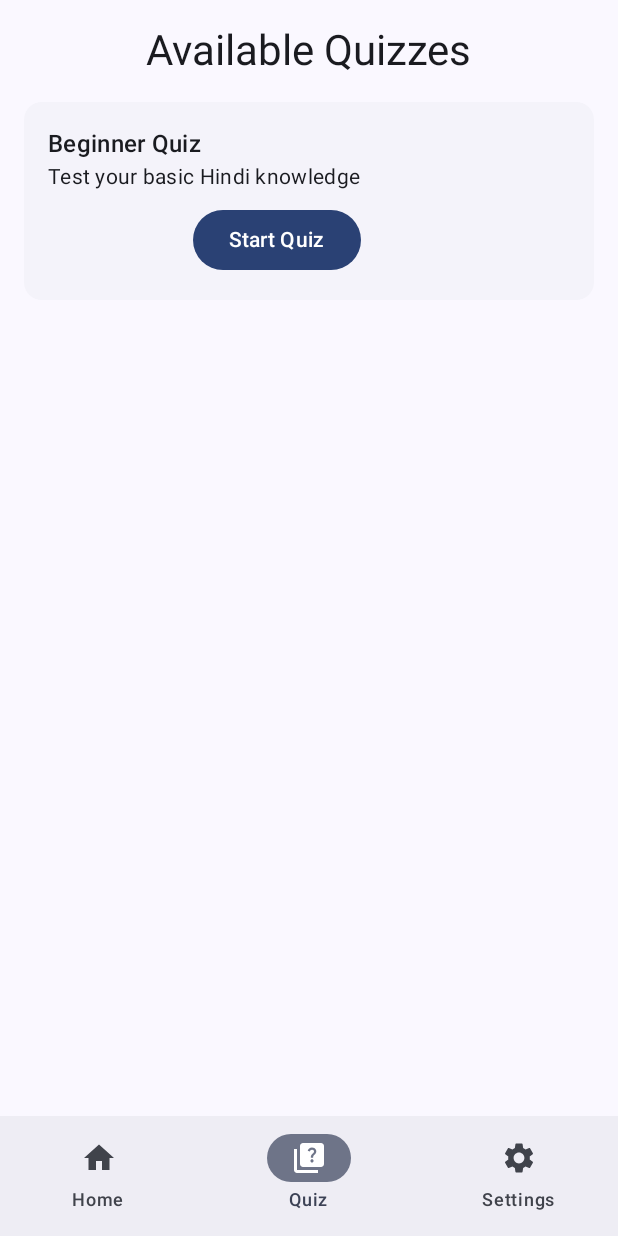
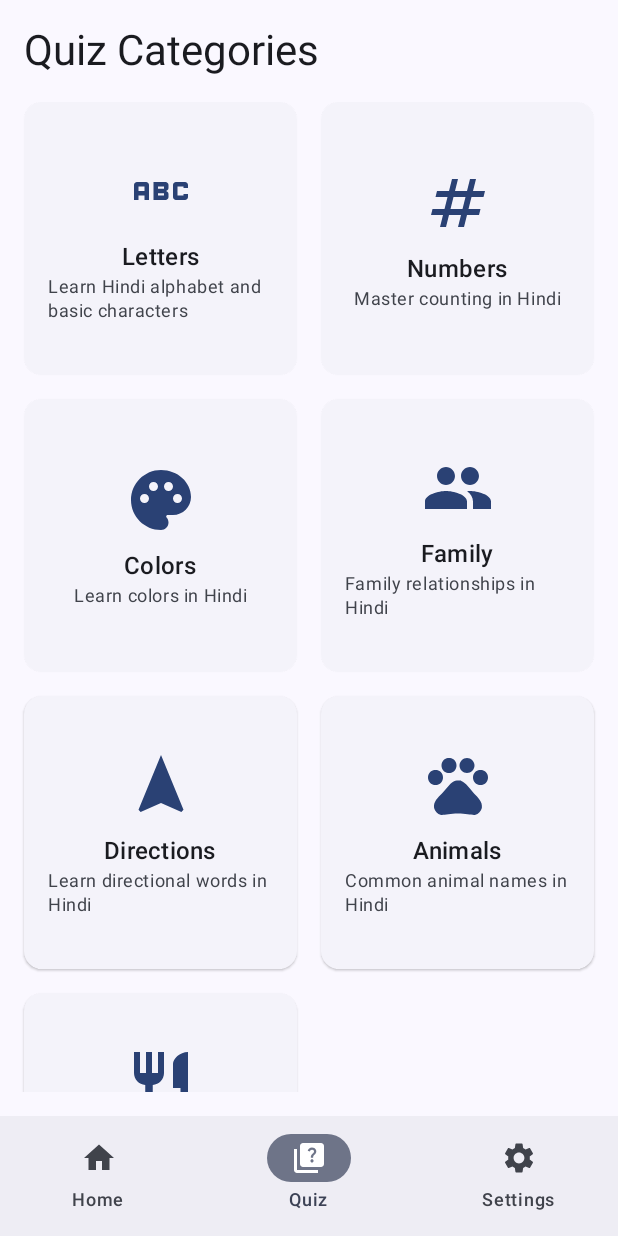
Before and after one commit to HaciVeliKarakus/MeraDostApp, an Android app built with Jetpack Compose: the screen it shows after launch (MainActivity), item 2 of the bottom bar chosen, on a phone screen of 412 x 824 dp. Run offline under Robolectric (Android 15) with nearby library versions, the phone set to English and light mode, and no system bars.

```diff
--- a/app/src/main/java/io/hvk/meradostapp/MainActivity.kt
+++ b/app/src/main/java/io/hvk/meradostapp/MainActivity.kt
@@ -8,10 +8,12 @@ import androidx.compose.foundation.layout.padding
 import androidx.compose.material3.*
 import androidx.compose.runtime.*
 import androidx.compose.ui.Modifier
+import androidx.navigation.NavType
 import androidx.navigation.compose.NavHost
 import androidx.navigation.compose.composable
 import androidx.navigation.compose.currentBackStackEntryAsState
 import androidx.navigation.compose.rememberNavController
+import androidx.navigation.navArgument
 import io.hvk.meradostapp.data.PreferencesManager
 import io.hvk.meradostapp.navigation.BottomNavItem
 import io.hvk.meradostapp.navigation.Screen
@@ -80,7 +82,23 @@ fun MainScreen() {
                 modifier = Modifier.padding(innerPadding)
             ) {
                 composable(Screen.Home.route) { HomeScreen() }
-                composable(Screen.Quiz.route) { QuizScreen() }
+                composable(Screen.Quiz.route) {
+                    QuizScreen(
+                        onCategoryClick = { categoryId ->
+                            navController.navigate(Screen.QuizCategory.createRoute(categoryId))
+                        }
+                    )
+                }
+                composable(
+                    route = Screen.QuizCategory.route,
+                    arguments = listOf(navArgument("categoryId") { type = NavType.StringType })
+                ) { backStackEntry ->
+                    val categoryId = backStackEntry.arguments?.getString("categoryId")
+                    QuizCategoryScreen(
+                        categoryId = categoryId,
+                        onBackClick = { navController.navigateUp() }
+                    )
+                }
                 composable(Screen.Settings.route) { SettingsScreen() }
             }
         }
--- /dev/null
+++ b/app/src/main/java/io/hvk/meradostapp/model/QuizCategory.kt
@@ -0,0 +1,57 @@
+package io.hvk.meradostapp.model
+
+import androidx.compose.material.icons.Icons
+import androidx.compose.material.icons.filled.*
+import androidx.compose.ui.graphics.vector.ImageVector
+
+data class QuizCategory(
+    val id: String,
+    val title: String,
+    val description: String,
+    val icon: ImageVector
+)
+
+val quizCategories = listOf(
+    QuizCategory(
+        id = "letters",
+        title = "Letters",
+        description = "Learn Hindi alphabet and basic characters",
+        icon = Icons.Default.Abc
+    ),
+    QuizCategory(
+        id = "numbers",
+        title = "Numbers",
+        description = "Master counting in Hindi",
+        icon = Icons.Default.Numbers
+    ),
+    QuizCategory(
+        id = "colors",
+        title = "Colors",
+        description = "Learn colors in Hindi",
+        icon = Icons.Default.Palette
+    ),
+    QuizCategory(
+        id = "family",
+        title = "Family",
+        description = "Family relationships in Hindi",
+        icon = Icons.Default.People
+    ),
+    QuizCategory(
+        id = "directions",
+        title = "Directions",
+        description = "Learn directional words in Hindi",
+        icon = Icons.Default.Navigation
+    ),
+    QuizCategory(
+        id = "animals",
+        title = "Animals",
+        description = "Common animal names in Hindi",
+        icon = Icons.Default.Pets
+    ),
+    QuizCategory(
+        id = "foods",
+        title = "Foods",
+        description = "Popular food items in Hindi",
+        icon = Icons.Default.Restaurant
+    )
+)
--- a/app/src/main/java/io/hvk/meradostapp/navigation/Screen.kt
+++ b/app/src/main/java/io/hvk/meradostapp/navigation/Screen.kt
@@ -4,4 +4,9 @@ sealed class Screen(val route: String) {
     object Home : Screen("home")
     object Quiz : Screen("quiz")
     object Settings : Screen("settings")
+
+    // Quiz category screen
+    object QuizCategory : Screen("quiz/{categoryId}") {
+        fun createRoute(categoryId: String) = "quiz/$categoryId"
+    }
 }
--- a/app/src/main/java/io/hvk/meradostapp/ui/screens/QuizScreen.kt
+++ b/app/src/main/java/io/hvk/meradostapp/ui/screens/QuizScreen.kt
@@ -1,49 +1,90 @@
 package io.hvk.meradostapp.ui.screens
 
 import androidx.compose.foundation.layout.*
+import androidx.compose.foundation.lazy.grid.GridCells
+import androidx.compose.foundation.lazy.grid.LazyVerticalGrid
+import androidx.compose.foundation.lazy.grid.items
 import androidx.compose.material3.*
 import androidx.compose.runtime.Composable
 import androidx.compose.ui.Alignment
 import androidx.compose.ui.Modifier
+import androidx.compose.ui.text.style.TextOverflow
 import androidx.compose.ui.unit.dp
+import io.hvk.meradostapp.model.QuizCategory
+import io.hvk.meradostapp.model.quizCategories
 
 @Composable
-fun QuizScreen() {
+fun QuizScreen(
+    onCategoryClick: (String) -> Unit
+) {
     Column(
         modifier = Modifier
             .fillMaxSize()
-            .padding(16.dp),
-        horizontalAlignment = Alignment.CenterHorizontally
+            .padding(16.dp)
     ) {
         Text(
-            text = "Available Quizzes",
-            style = MaterialTheme.typography.headlineMedium
+            text = "Quiz Categories",
+            style = MaterialTheme.typography.headlineMedium,
+            modifier = Modifier.padding(bottom = 16.dp)
         )
-        Spacer(modifier = Modifier.height(16.dp))
 
-        // Quiz Cards
-        ElevatedCard(
-            modifier = Modifier.fillMaxWidth()
+        LazyVerticalGrid(
+            columns = GridCells.Fixed(2),
+            horizontalArrangement = Arrangement.spacedBy(16.dp),
+            verticalArrangement = Arrangement.spacedBy(16.dp)
         ) {
-            Column(
-                modifier = Modifier.padding(16.dp)
-            ) {
-                Text(
-                    text = "Beginner Quiz",
-                    style = MaterialTheme.typography.titleMedium
+            items(quizCategories) { category ->
+                QuizCategoryCard(
+                    category = category,
+                    onClick = { onCategoryClick(category.id) }
                 )
-                Text(
-                    text = "Test your basic Hindi knowledge",
-                    style = MaterialTheme.typography.bodyMedium
-                )
-                Spacer(modifier = Modifier.height(8.dp))
-                Button(
-                    onClick = { /* Start Quiz */ },
-                    modifier = Modifier.align(Alignment.End)
-                ) {
-                    Text("Start Quiz")
-                }
             }
         }
     }
 }
+
+@OptIn(ExperimentalMaterial3Api::class)
+@Composable
+fun QuizCategoryCard(
+    category: QuizCategory,
+    onClick: () -> Unit
+) {
+    ElevatedCard(
+        onClick = onClick,
+        modifier = Modifier
+            .fillMaxWidth()
+            .aspectRatio(1f)
+    ) {
+        Column(
+            modifier = Modifier
+                .fillMaxSize()
+                .padding(16.dp),
+            horizontalAlignment = Alignment.CenterHorizontally,
+            verticalArrangement = Arrangement.Center
+        ) {
+            Icon(
+                imageVector = category.icon,
+                contentDescription = null,
+                modifier = Modifier.size(48.dp),
+                tint = MaterialTheme.colorScheme.primary
+            )
+
+            Spacer(modifier = Modifier.height(8.dp))
+
+            Text(
+                text = category.title,
+                style = MaterialTheme.typography.titleMedium,
+                maxLines = 1,
+                overflow = TextOverflow.Ellipsis
+            )
+
+            Text(
+                text = category.description,
+                style = MaterialTheme.typography.bodySmall,
+                maxLines = 2,
+                overflow = TextOverflow.Ellipsis,
+                color = MaterialTheme.colorScheme.onSurfaceVariant
+            )
+        }
+    }
+}
```
Also changed, not shown: app/src/main/java/io/hvk/meradostapp/model/Quiz.kt (added, +396 -0 lines), app/src/main/java/io/hvk/meradostapp/ui/screens/QuizCategoryScreen.kt (added, +161 -0 lines).
